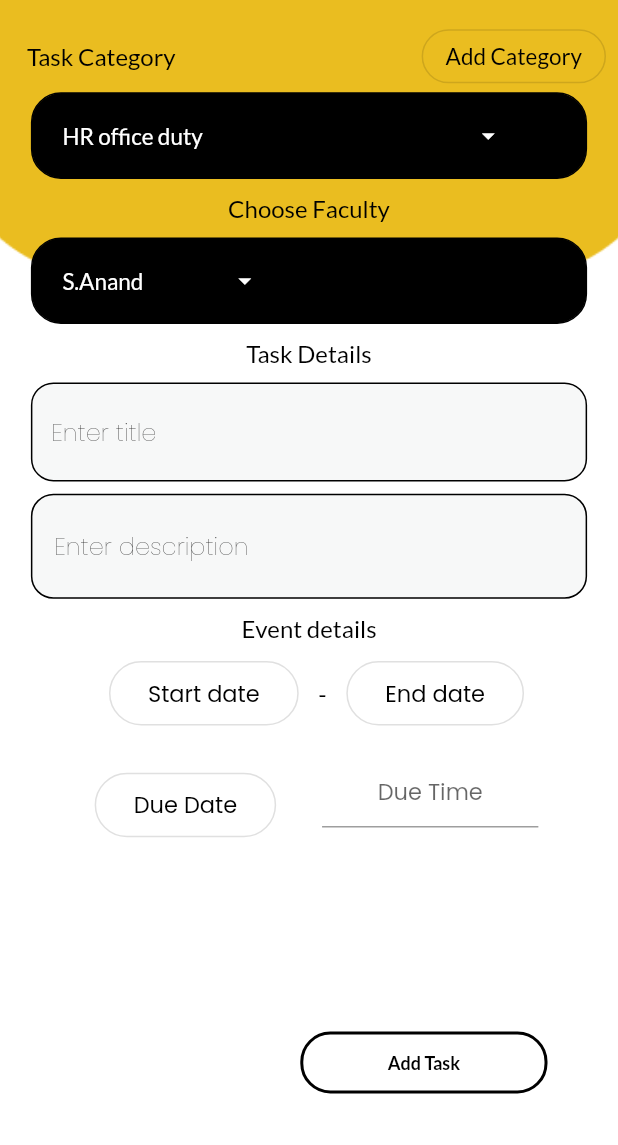
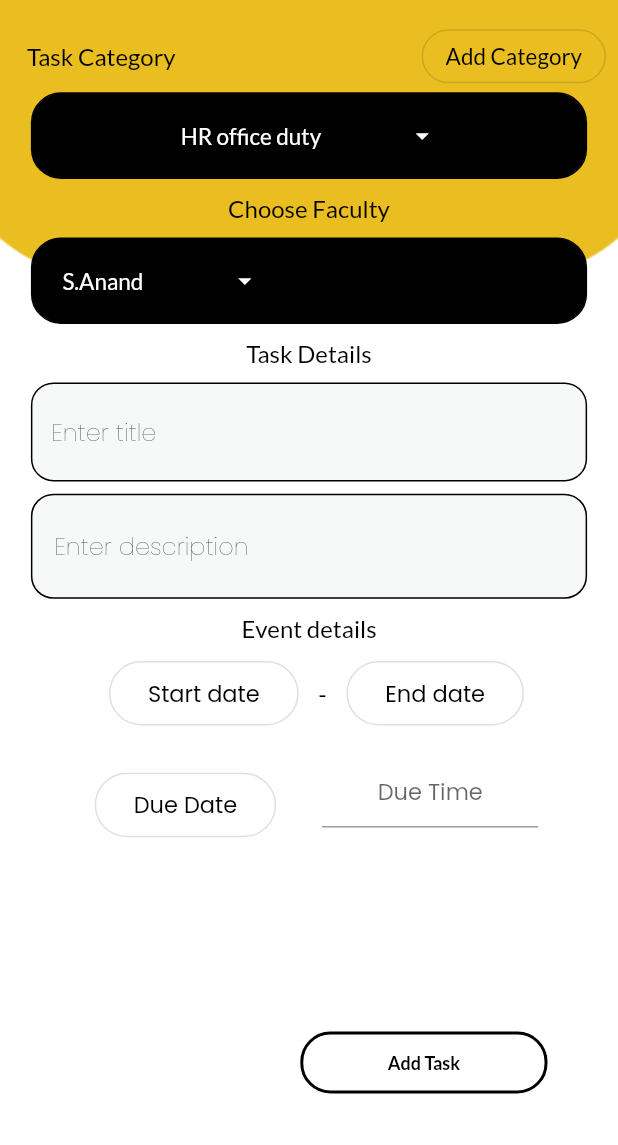
Before and after one commit to hareshbaskaran/sense_taskmanager, a Flutter app: the taskassign_a screen opened directly, on a phone screen of 412 x 824 dp, the part 91-1236 px from its top. Run offline on Flutter 3.47's test engine with Material 2 defaults, Android fonts, the light colour scheme and no system bars; drawn by our look-alikes of date_time_picker; our stand-ins replace carousel_slider, cloud_firestore, firebase_auth, firebase_core, flutter_spinkit, google_fonts and 5 more; missing offline and left inert: rounded_expansion_tile; accounts and stored records are empty.

Commit message:
ishu merge haresh

```diff
--- a/sense_task/lib/LoginPage.dart
+++ b/sense_task/lib/LoginPage.dart
@@ -224,7 +224,7 @@ class _loginpageState extends State<loginpage> {
                     if (snapshot.hasError) {
                       return Text('Error initializing Firebase');
                     } else if (snapshot.connectionState == ConnectionState.done) {
-                      return SizedBox();
+                      return Container();
                     }
                     return CircularProgressIndicator(
                       valueColor: AlwaysStoppedAnimation<Color>(
@@ -553,9 +553,7 @@ class _loginpageState extends State<loginpage> {
                   )
                       : Padding(
                     padding: const EdgeInsets.all(20.0),
-                    child: Padding(
-                      padding: const EdgeInsets.all(20.0),
-                      child:  FutureBuilder(
+                    child: FutureBuilder(
                       future: Authentication.initializeFirebase(context: context),
                       builder: (context, snapshot) {
                         if (snapshot.hasError) {
@@ -569,7 +567,6 @@ class _loginpageState extends State<loginpage> {
                           ),
                         );
                       },
-                      ),
                     ),
                   ),
                   SizedBox(height: 20),
--- a/sense_task/lib/adminview/AssignTask_Admin.dart
+++ b/sense_task/lib/adminview/AssignTask_Admin.dart
@@ -34,11 +34,11 @@ var category_list = [
   'CTS office duty',
   'SENSE office duty',
   'Hostel duty',
-  'Placement office duty',
-  'Admissions office duty',
+  'Placement office\n duty',
+  'Admissions office\n duty',
   'SW office duty',
-  'Venue Preparation for VITEEE',
-  'Venue Preparation for TRB/TNPSC exams',
+  'Venue Preparation\n for VITEEE',
+  'Venue Preparation\n for TRB/TNPSC exams',
 ];
 
 String duetime = '';
@@ -165,10 +165,9 @@ class _taskassign_aState extends State<taskassign_a> {
                                 mainAxisAlignment:
                                     MainAxisAlignment.spaceEvenly,
                                 children: [
-                                  Row(
-                                    children: [
-                                      SizedBox(width: 20),
-                                      new DropdownButtonHideUnderline(
+                                  Container(
+                                    constraints: BoxConstraints(maxWidth: MediaQuery.of(context).size.width * 0.6),
+                                    child: new DropdownButtonHideUnderline(
                                       child: DropdownButton(
                                           icon: Icon(
                                             Icons.arrow_drop_down,
@@ -185,8 +184,6 @@ class _taskassign_aState extends State<taskassign_a> {
                                               child: Text(item),
                                             );
                                           }).toList(),
-                                            // After selecting the desired option,it will
-                                            // change button value to selected value
                                           onChanged: (String? newValue) {
                                             setState(() {
                                               categoryvalue = newValue!;
@@ -196,8 +193,7 @@ class _taskassign_aState extends State<taskassign_a> {
                                             color: Colors.white,
                                             fontSize: 15,
                                           )),
-                                      )
-                                    ],
+                                    ),
                                   ),
                                 ],
                               ),
```
Lines whose indentation alone changed are shown as unchanged.
